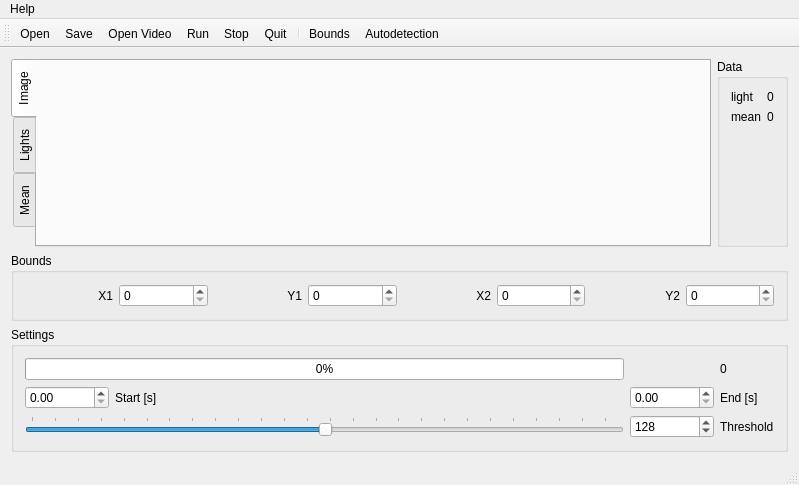
First picture: the form in mainwindow.ui, repository Abbath/R, before the edit.
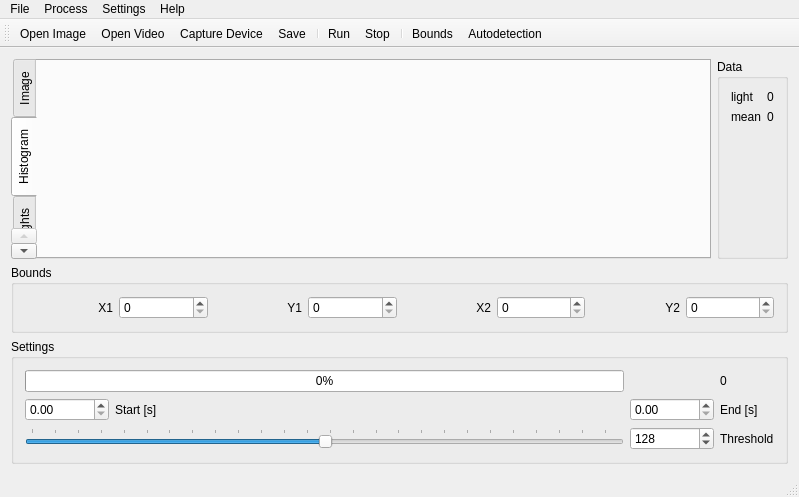
Second picture: the form after the edit. The open tabs and pages were chosen to show the change. Icons and pictures are not drawn. Custom widgets are drawn as their Qt base class.

```diff
--- a/mainwindow.ui
+++ b/mainwindow.ui
@@ -7,7 +7,7 @@
     <x>0</x>
     <y>0</y>
     <width>799</width>
-    <height>485</height>
+    <height>497</height>
    </rect>
   </property>
   <property name="sizePolicy">
@@ -245,6 +245,20 @@
         </item>
        </layout>
       </widget>
+      <widget class="QWidget" name="tab_3">
+       <attribute name="title">
+        <string>Histogram</string>
+       </attribute>
+       <layout class="QGridLayout" name="gridLayout_4">
+        <item row="0" column="0">
+         <widget class="QLabel" name="label_5">
+          <property name="text">
+           <string/>
+          </property>
+         </widget>
+        </item>
+       </layout>
+      </widget>
       <widget class="QWidget" name="tab_2">
        <attribute name="title">
         <string>Lights</string>
@@ -330,6 +344,33 @@
     </property>
     <addaction name="actionAbout"/>
    </widget>
+   <widget class="QMenu" name="menuFile">
+    <property name="title">
+     <string>File</string>
+    </property>
+    <addaction name="actionOpen"/>
+    <addaction name="actionOpen_Video"/>
+    <addaction name="actionCapture_Device"/>
+    <addaction name="actionSave"/>
+    <addaction name="actionQuit"/>
+   </widget>
+   <widget class="QMenu" name="menuSetup">
+    <property name="title">
+     <string>Settings</string>
+    </property>
+    <addaction name="actionSetup"/>
+    <addaction name="actionAutodetection"/>
+   </widget>
+   <widget class="QMenu" name="menuProcess">
+    <property name="title">
+     <string>Process</string>
+    </property>
+    <addaction name="actionRun"/>
+    <addaction name="actionStop"/>
+   </widget>
+   <addaction name="menuFile"/>
+   <addaction name="menuProcess"/>
+   <addaction name="menuSetup"/>
    <addaction name="menuAbout"/>
   </widget>
   <widget class="QToolBar" name="mainToolBar">
@@ -340,11 +381,12 @@
     <bool>false</bool>
    </attribute>
    <addaction name="actionOpen"/>
-   <addaction name="actionSave"/>
    <addaction name="actionOpen_Video"/>
+   <addaction name="actionCapture_Device"/>
+   <addaction name="actionSave"/>
+   <addaction name="separator"/>
    <addaction name="actionRun"/>
    <addaction name="actionStop"/>
-   <addaction name="actionQuit"/>
    <addaction name="separator"/>
    <addaction name="actionSetup"/>
    <addaction name="actionAutodetection"/>
@@ -352,7 +394,7 @@
   <widget class="QStatusBar" name="statusBar"/>
   <action name="actionOpen">
    <property name="text">
-    <string>Open</string>
+    <string>Open Image</string>
    </property>
    <property name="toolTip">
     <string>Open Image</string>
@@ -426,7 +468,7 @@
   </action>
   <action name="actionQuit">
    <property name="text">
-    <string>Quit</string>
+    <string>Exit</string>
    </property>
    <property name="shortcut">
     <string>Alt+X</string>
@@ -450,6 +492,24 @@
    <property name="text">
     <string>About</string>
    </property>
+   <property name="shortcut">
+    <string>F1</string>
+   </property>
+  </action>
+  <action name="actionCapture_Device">
+   <property name="icon">
+    <iconset resource="icons.qrc">
+     <normaloff>:/tools-rip-video-dvd.svg</normaloff>:/tools-rip-video-dvd.svg</iconset>
+   </property>
+   <property name="text">
+    <string>Capture Device</string>
+   </property>
+   <property name="toolTip">
+    <string>Capture device</string>
+   </property>
+   <property name="shortcut">
+    <string>Ctrl+C</string>
+   </property>
   </action>
  </widget>
  <layoutdefault spacing="6" margin="11"/>
```
Left out of the diff: 43 changed lines with no effect on the pictures.
